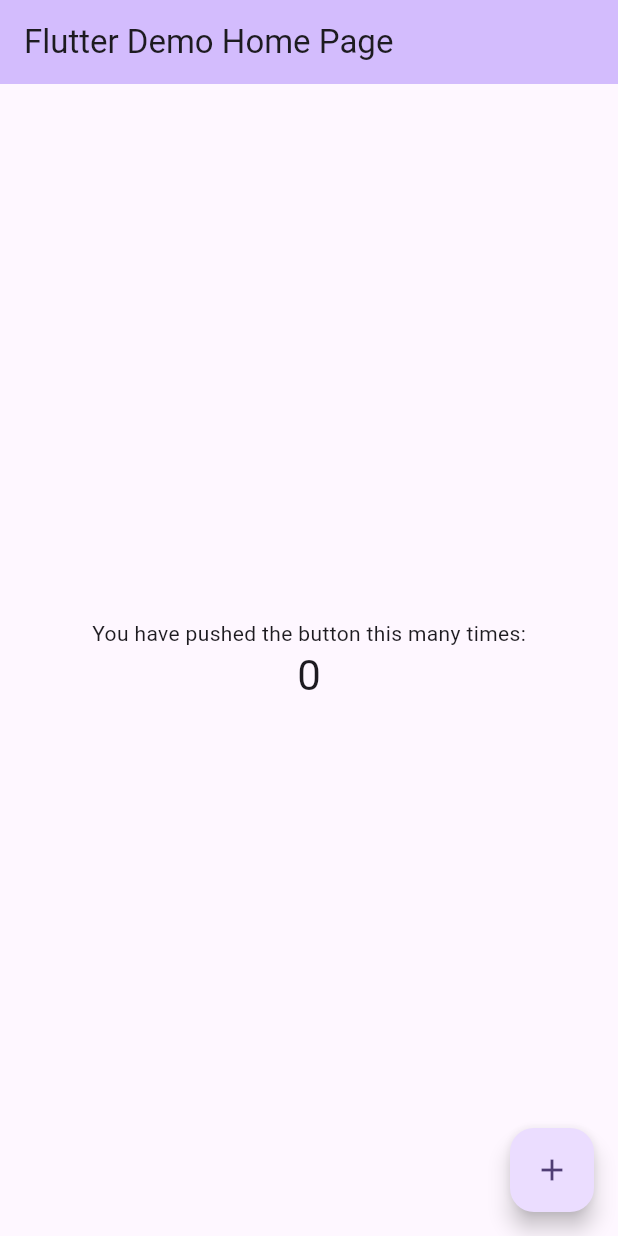
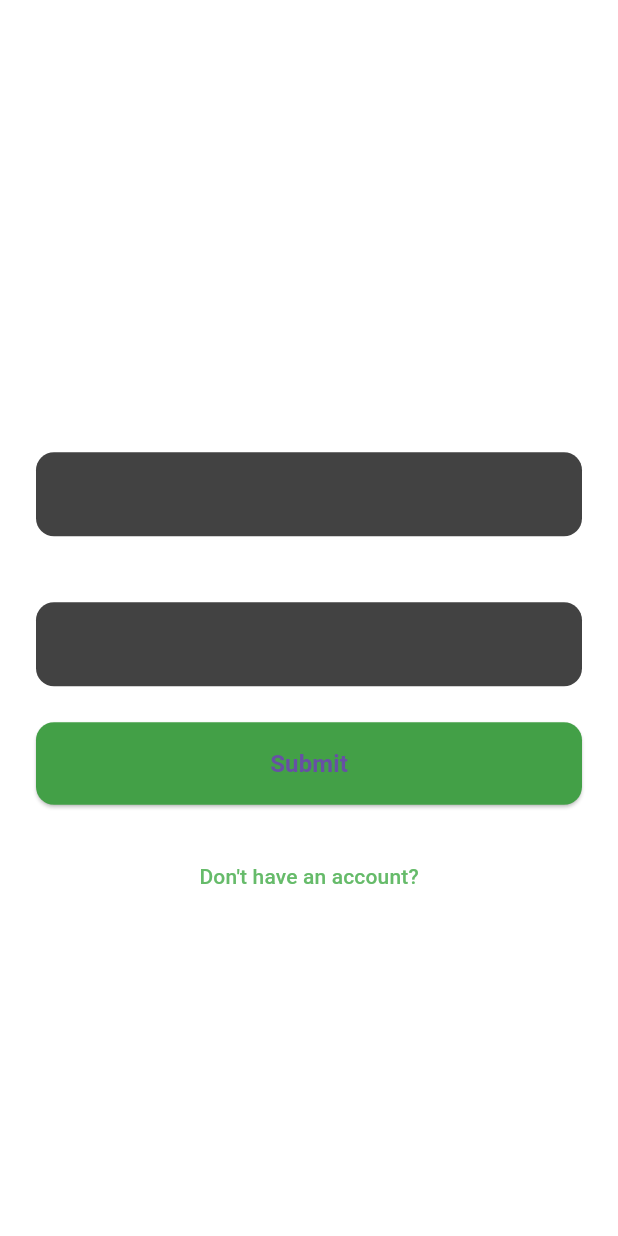
Before and after one commit to Prayatna-Rajkarnikar/fit_well, a Flutter app: the screen it shows after launch, on a phone screen of 412 x 824 dp. Run offline on Flutter 3.47's test engine with Material 3 defaults, Android fonts, the phone set to English and light mode, and no system bars.

Commit message:
login and regitration screen

```diff
--- a/lib/main.dart
+++ b/lib/main.dart
@@ -1,122 +1,12 @@
+import 'package:fit_well/screens/signin_screen.dart';
 import 'package:flutter/material.dart';
 
 void main() {
-  runApp(const MyApp());
+  runApp(
+    const MaterialApp(
+      debugShowCheckedModeBanner: false,
+      title: "Fit Well",
+      home: SignInScreen(),
+    ),
+  );
 }
-
-class MyApp extends StatelessWidget {
-  const MyApp({super.key});
-
-  // This widget is the root of your application.
-  @override
-  Widget build(BuildContext context) {
-    return MaterialApp(
-      title: 'Flutter Demo',
-      theme: ThemeData(
-        // This is the theme of your application.
-        //
-        // TRY THIS: Try running your application with "flutter run". You'll see
-        // the application has a purple toolbar. Then, without quitting the app,
-        // try changing the seedColor in the colorScheme below to Colors.green
-        // and then invoke "hot reload" (save your changes or press the "hot
-        // reload" button in a Flutter-supported IDE, or press "r" if you used
-        // the command line to start the app).
-        //
-        // Notice that the counter didn't reset back to zero; the application
-        // state is not lost during the reload. To reset the state, use hot
-        // restart instead.
-        //
-        // This works for code too, not just values: Most code changes can be
-        // tested with just a hot reload.
-        colorScheme: ColorScheme.fromSeed(seedColor: Colors.deepPurple),
-      ),
-      home: const MyHomePage(title: 'Flutter Demo Home Page'),
-    );
-  }
-}
-
-class MyHomePage extends StatefulWidget {
-  const MyHomePage({super.key, required this.title});
-
-  // This widget is the home page of your application. It is stateful, meaning
-  // that it has a State object (defined below) that contains fields that affect
-  // how it looks.
-
-  // This class is the configuration for the state. It holds the values (in this
-  // case the title) provided by the parent (in this case the App widget) and
-  // used by the build method of the State. Fields in a Widget subclass are
-  // always marked "final".
-
-  final String title;
-
-  @override
-  State<MyHomePage> createState() => _MyHomePageState();
-}
-
-class _MyHomePageState extends State<MyHomePage> {
-  int _counter = 0;
-
-  void _incrementCounter() {
-    setState(() {
-      // This call to setState tells the Flutter framework that something has
-      // changed in this State, which causes it to rerun the build method below
-      // so that the display can reflect the updated values. If we changed
-      // _counter without calling setState(), then the build method would not be
-      // called again, and so nothing would appear to happen.
-      _counter++;
-    });
-  }
-
-  @override
-  Widget build(BuildContext context) {
-    // This method is rerun every time setState is called, for instance as done
-    // by the _incrementCounter method above.
-    //
-    // The Flutter framework has been optimized to make rerunning build methods
-    // fast, so that you can just rebuild anything that needs updating rather
-    // than having to individually change instances of widgets.
-    return Scaffold(
-      appBar: AppBar(
-        // TRY THIS: Try changing the color here to a specific color (to
-        // Colors.amber, perhaps?) and trigger a hot reload to see the AppBar
-        // change color while the other colors stay the same.
-        backgroundColor: Theme.of(context).colorScheme.inversePrimary,
-        // Here we take the value from the MyHomePage object that was created by
-        // the App.build method, and use it to set our appbar title.
-        title: Text(widget.title),
-      ),
-      body: Center(
-        // Center is a layout widget. It takes a single child and positions it
-        // in the middle of the parent.
-        child: Column(
-          // Column is also a layout widget. It takes a list of children and
-          // arranges them vertically. By default, it sizes itself to fit its
-          // children horizontally, and tries to be as tall as its parent.
-          //
-          // Column has various properties to control how it sizes itself and
-          // how it positions its children. Here we use mainAxisAlignment to
-          // center the children vertically; the main axis here is the vertical
-          // axis because Columns are vertical (the cross axis would be
-          // horizontal).
-          //
-          // TRY THIS: Invoke "debug painting" (choose the "Toggle Debug Paint"
-          // action in the IDE, or press "p" in the console), to see the
-          // wireframe for each widget.
-          mainAxisAlignment: MainAxisAlignment.center,
-          children: <Widget>[
-            const Text('You have pushed the button this many times:'),
-            Text(
-              '$_counter',
-              style: Theme.of(context).textTheme.headlineMedium,
-            ),
-          ],
-        ),
-      ),
-      floatingActionButton: FloatingActionButton(
-        onPressed: _incrementCounter,
-        tooltip: 'Increment',
-        child: const Icon(Icons.add),
-      ), // This trailing comma makes auto-formatting nicer for build methods.
-    );
-  }
-}
--- /dev/null
+++ b/lib/screens/signin_screen.dart
@@ -0,0 +1,115 @@
+import 'package:fit_well/screens/signup_screen.dart';
+import 'package:flutter/material.dart';
+
+class SignInScreen extends StatelessWidget {
+  const SignInScreen({super.key});
+
+  @override
+  Widget build(BuildContext context) {
+    final TextEditingController _usernameController = TextEditingController();
+    final TextEditingController _emailController = TextEditingController();
+    final TextEditingController _passwordController = TextEditingController();
+
+    return Scaffold(
+      backgroundColor: Colors.white,
+      body: Padding(
+        padding: const EdgeInsets.symmetric(horizontal: 24.0),
+        child: Center(
+          child: SingleChildScrollView(
+            child: Column(
+              mainAxisAlignment: MainAxisAlignment.center,
+              children: [
+                Text(
+                  'Log in',
+                  style: TextStyle(
+                    fontSize: 24,
+                    fontWeight: FontWeight.bold,
+                    color: Colors.white,
+                  ),
+                ),
+                SizedBox(height: 32),
+                Align(
+                  alignment: Alignment.centerLeft,
+                  child: Text('Email', style: TextStyle(color: Colors.white)),
+                ),
+                SizedBox(height: 8),
+                TextField(
+                  decoration: InputDecoration(
+                    filled: true,
+                    fillColor: Colors.grey[800],
+                    border: OutlineInputBorder(
+                      borderRadius: BorderRadius.circular(12),
+                      borderSide: BorderSide.none,
+                    ),
+                  ),
+                  style: TextStyle(color: Colors.white),
+                ),
+                SizedBox(height: 16),
+                Align(
+                  alignment: Alignment.centerLeft,
+                  child: Text(
+                    'Password',
+                    style: TextStyle(color: Colors.white),
+                  ),
+                ),
+                SizedBox(height: 8),
+                TextField(
+                  obscureText: true,
+                  decoration: InputDecoration(
+                    filled: true,
+                    fillColor: Colors.grey[800],
+                    border: OutlineInputBorder(
+                      borderRadius: BorderRadius.circular(12),
+                      borderSide: BorderSide.none,
+                    ),
+                  ),
+                  style: TextStyle(color: Colors.white),
+                ),
+                SizedBox(height: 24),
+                SizedBox(
+                  width: double.infinity,
+                  child: ElevatedButton(
+                    onPressed: () {},
+                    style: ElevatedButton.styleFrom(
+                      backgroundColor: Colors.green[600],
+                      shape: RoundedRectangleBorder(
+                        borderRadius: BorderRadius.circular(12),
+                      ),
+                      padding: EdgeInsets.symmetric(vertical: 16),
+                    ),
+                    child: Text(
+                      'Submit',
+                      style: TextStyle(
+                        fontSize: 16,
+                        fontWeight: FontWeight.w600,
+                      ),
+                    ),
+                  ),
+                ),
+                SizedBox(height: 16),
+                TextButton(
+                  onPressed: () {
+                    // Handle register navigation
+                  },
+                  child: TextButton(
+                    onPressed: () {
+                      Navigator.pushAndRemoveUntil(
+                        context,
+                        MaterialPageRoute(builder: (context) => SignUpScreen()),
+                        (route) => false,
+                      );
+                    },
+                    child: Text(
+                      "Don't have an account?",
+                      style: TextStyle(color: Colors.green[400]),
+                    ),
+                  ),
+                ),
+              ],
+            ),
+          ),
+        ),
+      ),
+    );
+  }
+}
```
Also changed, not shown: lib/screens/signup_screen.dart (added, +107 -0 lines).
